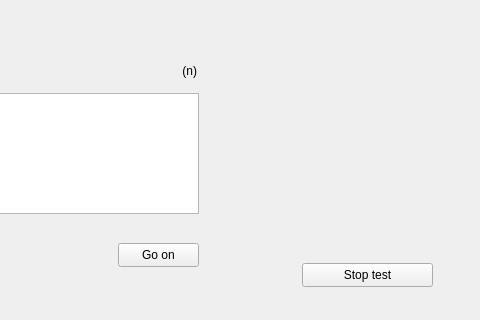
Old version of the form test.ui in the repository nikolai-baschinski/UVT; both pictures show x 132 to 612 and y 117 to 437 of the 612 by 437 pixel window.
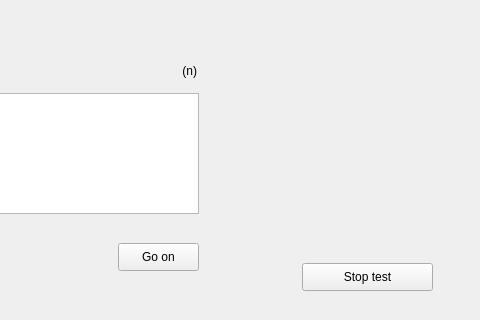
New version of the form.

```diff
--- a/test.ui
+++ b/test.ui
@@ -65,7 +65,7 @@
      <x>434</x>
      <y>380</y>
      <width>131</width>
-     <height>24</height>
+     <height>28</height>
     </rect>
    </property>
    <property name="text">
@@ -81,7 +81,7 @@
      <x>250</x>
      <y>360</y>
      <width>81</width>
-     <height>24</height>
+     <height>28</height>
     </rect>
    </property>
    <property name="text">
```
